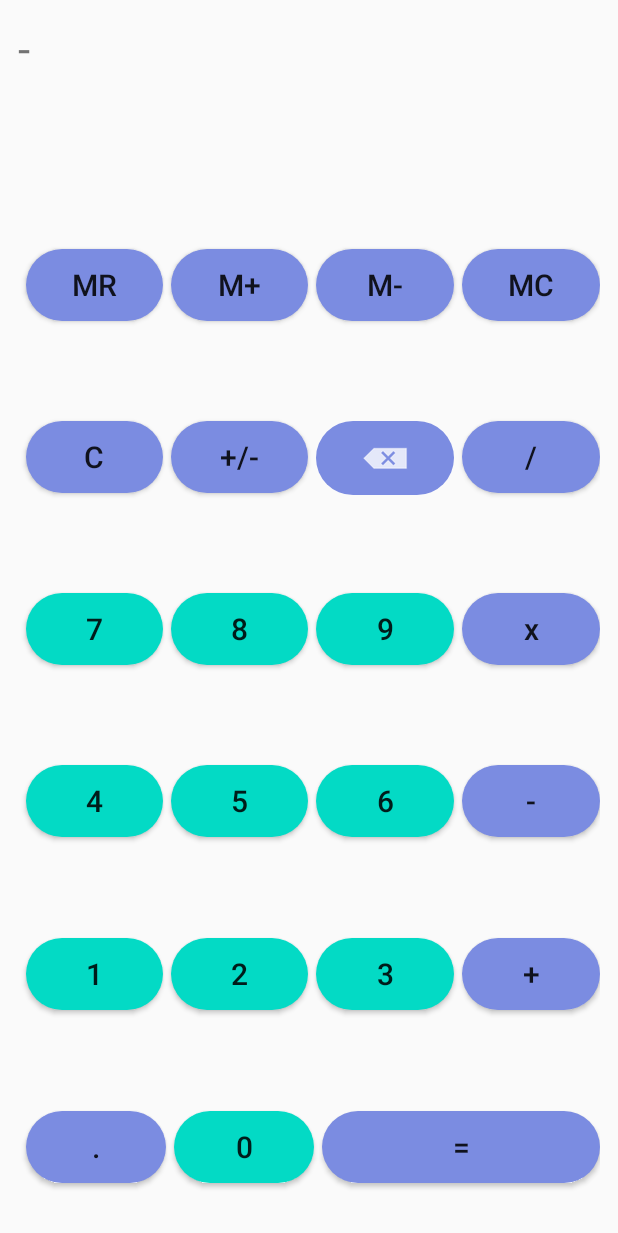
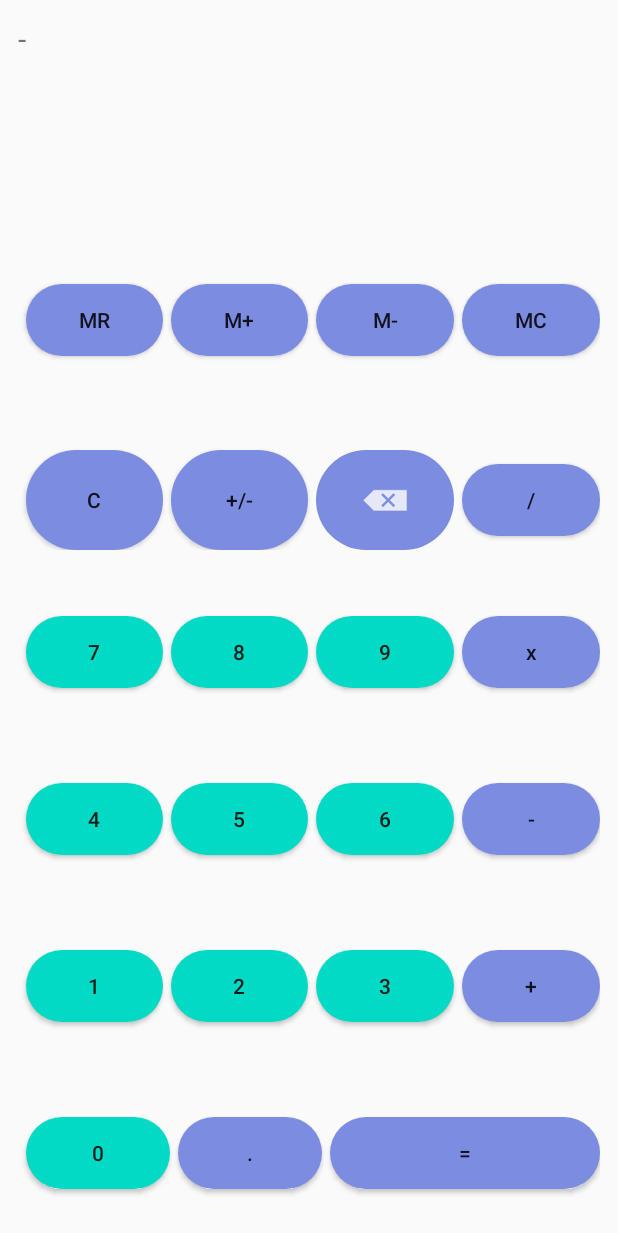
Before and after one commit to Otaka00/SimpleCalculatorApp, an Android app: the screen it shows after launch (MainActivity), after a tap on "+/-", on a phone screen of 412 x 824 dp. Shown: the top 1233 px of the screen. Run offline under Robolectric (Android 15) with nearby library versions, the phone set to English and light mode, and no system bars; 3 other taps on this screen came first.

Commit message:
Revert "Second commit"
This reverts commit 56a96b6d413d0b2b8832f5bece1f339911a5cb62.

```diff
--- a/app/src/main/AndroidManifest.xml
+++ b/app/src/main/AndroidManifest.xml
@@ -1,6 +1,5 @@
 <?xml version="1.0" encoding="utf-8"?>
-<manifest
-    xmlns:android="http://schemas.android.com/apk/res/android"
+<manifest xmlns:android="http://schemas.android.com/apk/res/android"
     xmlns:tools="http://schemas.android.com/tools"
     package="com.ahmadossama.mycalculator">
 
@@ -15,6 +14,9 @@
         android:theme="@style/Theme.MyCalculator"
         tools:targetApi="31">
         <activity
+            android:name=".Activity2"
+            android:exported="false" />
+        <activity
             android:name=".MainActivity"
             android:exported="true">
             <intent-filter>
--- a/app/src/main/java/com/ahmadossama/mycalculator/MainActivity.java
+++ b/app/src/main/java/com/ahmadossama/mycalculator/MainActivity.java
@@ -1,25 +1,27 @@
 package com.ahmadossama.mycalculator;
+
 import androidx.appcompat.app.AppCompatActivity;
+
+import android.content.SharedPreferences;
 import android.os.Bundle;
 import android.util.Log;
 import android.view.View;
 import android.widget.Button;
-import android.widget.ImageButton;
+import android.widget.EditText;
 import android.widget.TextView;
-import android.widget.Toast;
-
-import java.text.DecimalFormat;
 
 public class MainActivity extends AppCompatActivity {
-    String op = "+", firstNum ="";
+
+    public final String Prefs_name = "PreferencesFile";
+    String op = "+";
+    String firstNum ="";
     double result = 0.0,tempResult= 0.0, memory = 0.0;
-    Button btn0, btn1, btn2, btn3, btn4, btn5, btn6, btn7,btn8, btn9, addBtn, subBtn,multiplyBtn,
-divideBtn, dotBtn,equalBtn, clearBtn, plusMinusBtn, memoryPlus,memoryMinus,memoryRecall,memoryClear;
-    ImageButton delBtn;
+    Button btn0, btn1, btn2, btn3, btn4, btn5, btn6, btn7,btn8, btn9, addBtn, subBtn,
+            multiplyBtn, divideBtn, dotBtn,equalBtn, clearBtn, delBtn,plusMinusBtn,
+            memoryPlus,memoryMinus,memoryRecall,memoryClear;
     TextView text;
-    boolean isNew = true;
-    //4 decimal places as maximum format
-    private static final DecimalFormat df = new DecimalFormat("0.0000");
+    float value1, value2;
+    boolean isSub, isAdd,isMul, isDiv, isNew = true;
     @Override
     protected void onCreate(Bundle savedInstanceState) {
         super.onCreate(savedInstanceState);
@@ -43,7 +45,6 @@ divideBtn, dotBtn,equalBtn, clearBtn, plusMinusBtn, memoryPlus,memoryMinus,memor
         dotBtn = findViewById(R.id.dot);
         equalBtn = findViewById(R.id.equal);
         clearBtn = findViewById(R.id.clear);
-        delBtn = findViewById(R.id.delete);
         memoryPlus =findViewById(R.id.MPlus);
         memoryMinus =findViewById(R.id.MMinus);
         memoryRecall =findViewById(R.id.MR);
@@ -64,7 +65,6 @@ divideBtn, dotBtn,equalBtn, clearBtn, plusMinusBtn, memoryPlus,memoryMinus,memor
         btn9.setOnClickListener(num_listener);
         dotBtn.setOnClickListener(num_listener);
         plusMinusBtn.setOnClickListener(num_listener);
-        delBtn.setOnClickListener(del_listener);
         equalBtn.setOnClickListener(equal_listener);
         addBtn.setOnClickListener(operation_listener);
         subBtn.setOnClickListener(operation_listener);
@@ -73,41 +73,37 @@ divideBtn, dotBtn,equalBtn, clearBtn, plusMinusBtn, memoryPlus,memoryMinus,memor
         clearBtn.setOnClickListener(new View.OnClickListener() {
             @Override
             public void onClick(View view) {
-                //Reset the value on the text field and the user will enter a new number
-                // so isNew is set = true
                 text.setText("0");
                 isNew = true;
             }
         });
     }
-    //Adding and subtracting value from the memory (M+ / M-)
+    //Adding and subtracting value from the memory
     View.OnClickListener memory_listener = new View.OnClickListener() {
         @Override
         public void onClick(View view) {
-            //if display is empty, exit function as nothing will be added to memory
+            //if display is empty, return and commit nothing to memory
             if(text.getText().toString().equals("")){
                 return;
             }
+
             Button btn = (Button)view;
             String command = btn.getText().toString();
             String displayText = text.getText().toString();
             if(command.equals("M+")){ //add value to memory
-                if(displayText.indexOf("+") != -1 && displayText.indexOf("=") == -1){
-                    //use this case if the output is showing full equation
+                if(displayText.indexOf("+") != -1 && displayText.indexOf("=") == -1){   //use this case if the output is showing full equation
                     return;
                 }
-                else if(displayText.indexOf("=")!=-1){
-                    //if a full equation, add tempResult to memory then reset
+                else if(displayText.indexOf("=")!=-1){ //if a full equation, add tempResult to memory then reset
                     memory += tempResult;
                     tempResult = 0;
                 }
                 else{
                     memory += Double.parseDouble(displayText);
                 }
-                Toast.makeText(MainActivity.this,memory +" is added to the memory",Toast.LENGTH_SHORT).show();
             }
             else{ //subtract value from memory
-                if(displayText.indexOf("+") != -1 && displayText.indexOf("=") == -1){
+                if(displayText.indexOf("+") != -1 && displayText.indexOf("=") == -1){   //use this case if the output is showing full equation
                     return;
                 }
                 else if(displayText.indexOf("=")!=-1){
@@ -117,25 +113,21 @@ divideBtn, dotBtn,equalBtn, clearBtn, plusMinusBtn, memoryPlus,memoryMinus,memor
                 else{
                     memory -= Double.parseDouble(displayText);
                 }
-                Toast.makeText(MainActivity.this,memory +" is subtracted to the memory",Toast.LENGTH_SHORT).show();
             }
         }
     };
-    //Recall the stored value in the memory (MR)
+    //Retrieve the stored value in the memory
     View.OnClickListener memoryRecall_listener = new View.OnClickListener() {
         @Override
         public void onClick(View view) {
             text.setText(memory+"");
-            Toast.makeText(MainActivity.this,memory + " is recalled from the memory",Toast.LENGTH_SHORT).show();
-
         }
     };
-    //reset value stored in the memory (MC)
+    //reset value stored in the memory
     View.OnClickListener memoryClr_listener = new View.OnClickListener() {
         @Override
         public void onClick(View view) {
             memory = 0;
-            Toast.makeText(MainActivity.this,"Memory is cleared",Toast.LENGTH_SHORT).show();
         }
     };
     ////////////////////////////////////////////////////////////////////
@@ -149,29 +141,20 @@ divideBtn, dotBtn,equalBtn, clearBtn, plusMinusBtn, memoryPlus,memoryMinus,memor
             op = opBtn.getText().toString();
         }
     };
-    //All Numbers Buttons Handler
+    //Numbers Buttons Handler
     View.OnClickListener num_listener = new View.OnClickListener() {
         @Override
         public void onClick(View view) {
-            //Check if a new number is entered
-            if (isNew) {
+            if(isNew){
                 text.setText("");
             }
             isNew = false;
             Button mybtn = (Button) view;
-            //Check if zero or dot button is pressed more than one time to prevent exceptions in decimal numbers
-            //avoid writing zeros at the left of the number
-            if ((text.getText().toString().equals("") && mybtn == btn0) || (text.getText().toString().contains(".") && mybtn == dotBtn)) {
-//                isNew = true;
-                return;
-            } else {
-                String number = text.getText().toString();
-                if (mybtn == plusMinusBtn) {
-                    number = "-" + number;
-                }
-                else number += mybtn.getText().toString();
-                text.setText(number);
-            }
+            String number = text.getText().toString();
+            if(mybtn == plusMinusBtn){
+                number = "-" + number;
+            }else number += mybtn.getText().toString();
+            text.setText(number);
         }
     };
     //Equal Button handler after finishing the equation
@@ -179,50 +162,17 @@ divideBtn, dotBtn,equalBtn, clearBtn, plusMinusBtn, memoryPlus,memoryMinus,memor
         @Override
         public void onClick(View view) {
             String secondNum = text.getText().toString();
-            if (firstNum.equals("") || op.equals("")) {
-                text.setText(secondNum + "");
-                return;
+            switch (op){
+                case "+":
+                    result = Double.parseDouble(firstNum) + Double.parseDouble(secondNum); break;
+                case "-":
+                    result = Double.parseDouble(firstNum) - Double.parseDouble(secondNum); break;
+                case "x":
+                    result = (Double.parseDouble(firstNum) * Double.parseDouble(secondNum)); break;
+                case "/":
+                    result = (Double.parseDouble(firstNum) / Double.parseDouble(secondNum)); break;
             }
-            else {
-                switch (op) {
-                    case "+":
-                        result = Double.parseDouble(firstNum) + Double.parseDouble(secondNum);
-                        break;
-                    case "-":
-                        result = Double.parseDouble(firstNum) - Double.parseDouble(secondNum);
-                        break;
-                    case "x":
-                        result = (Double.parseDouble(firstNum) * Double.parseDouble(secondNum));
-                        break;
-                    case "/":
-                        result = (Double.parseDouble(firstNum) / Double.parseDouble(secondNum));
-                        break;
-                }
-                String s = result +"";
-                String[] splitter = s.split("\\.");
-                int before = splitter[0].length();
-                int after = splitter[1].length();
-                //Count number of decimal points in the result and print only 4 digits
-                if(after > 4){
-                text.setText(df.format(result) + "");
-                }
-                else text.setText((result) + "");
-                Toast.makeText(MainActivity.this, firstNum + " " + op + " " + secondNum, Toast.LENGTH_SHORT).show();
-            }
-        }};
-    View.OnClickListener del_listener = new View.OnClickListener() {
-        @Override
-        public void onClick(View view) {
-
-            String currentVal = text.getText().toString();
-            //if text field is empty, do nothing
-            if (currentVal.equals("")) {
-                return;
-            } else {
-                // remove last character
-                String newValue = currentVal.substring(0, currentVal.length() - 1);
-                text.setText(newValue);
-            }
+            text.setText(result + "");
         }
     };
 }
--- a/app/src/main/res/layout/activity_main.xml
+++ b/app/src/main/res/layout/activity_main.xml
@@ -16,15 +16,14 @@
 
         <TextView
             android:id="@+id/textView"
+            android:textSize="20sp"
             android:layout_width="match_parent"
             android:layout_height="0dp"
             android:layout_margin="12dp"
-            android:layout_weight="0.8"
-            android:hint="0"
-            android:textSize="29sp" />
+            android:layout_weight="1"
+            android:hint="@string/text" />
 
         <LinearLayout
-            android:id="@+id/buttonsLayout"
             android:layout_width="match_parent"
             android:layout_height="0dp"
             android:layout_weight="5"
@@ -47,8 +46,7 @@
                     android:layout_weight="1"
                     android:background="@drawable/button"
                     android:backgroundTint="#7B8CE1"
-                    android:text="@string/MR"
-                    android:textSize="20sp" />
+                    android:text="@string/MR" />
 
                 <Button
                     android:id="@+id/MPlus"
@@ -59,8 +57,7 @@
                     android:layout_weight="1"
                     android:background="@drawable/button"
                     android:backgroundTint="#7B8CE1"
-                    android:text="M+"
-                    android:textSize="20sp" />
+                    android:text="M+" />
 
                 <Button
                     android:id="@+id/MMinus"
@@ -71,8 +68,7 @@
                     android:layout_weight="1"
                     android:background="@drawable/button"
                     android:backgroundTint="#7B8CE1"
-                    android:text="M-"
-                    android:textSize="20sp" />
+                    android:text="M-" />
 
                 <Button
                     android:id="@+id/MC"
@@ -83,8 +79,7 @@
                     android:layout_weight="1"
                     android:background="@drawable/button"
                     android:backgroundTint="#7B8CE1"
-                    android:text="MC"
-                    android:textSize="20sp" />
+                    android:text="MC" />
 
             </LinearLayout>
 
@@ -98,31 +93,29 @@
                 <Button
                     android:id="@+id/clear"
                     android:layout_width="0dp"
-                    android:layout_height="wrap_content"
+                    android:layout_height="match_parent"
                     android:layout_marginLeft="5dp"
                     android:layout_marginTop="20dp"
                     android:layout_weight="1"
                     android:background="@drawable/button"
                     android:backgroundTint="#7B8CE1"
-                    android:text="C"
-                    android:textSize="20sp" />
+                    android:text="C" />
 
                 <Button
                     android:id="@+id/plusMin"
                     android:layout_width="0dp"
-                    android:layout_height="wrap_content"
+                    android:layout_height="match_parent"
                     android:layout_marginLeft="5dp"
                     android:layout_marginTop="20dp"
                     android:layout_weight="1"
                     android:background="@drawable/button"
                     android:backgroundTint="#7B8CE1"
-                    android:text="+/-"
-                    android:textSize="20sp" />
+                    android:text="+/-" />
 
                 <ImageButton
-                    android:id="@+id/delete"
+                    android:id="@+id/imageButton"
                     android:layout_width="0dp"
-                    android:layout_height="49dp"
+                    android:layout_height="match_parent"
                     android:layout_marginLeft="5dp"
                     android:layout_marginTop="20dp"
                     android:layout_weight="1"
@@ -139,8 +132,7 @@
                     android:layout_weight="1"
                     android:background="@drawable/button"
                     android:backgroundTint="#7B8CE1"
-                    android:text="/"
-                    android:textSize="20sp" />
+                    android:text="/" />
 
             </LinearLayout>
 
@@ -159,8 +151,7 @@
                     android:layout_marginTop="20dp"
                     android:layout_weight="1"
                     android:background="@drawable/button"
-                    android:text="7"
-                    android:textSize="20sp" />
+                    android:text="7" />
 
                 <Button
                     android:id="@+id/b8"
@@ -170,8 +161,7 @@
                     android:layout_marginTop="20dp"
                     android:layout_weight="1"
                     android:background="@drawable/button"
-                    android:text="8"
-                    android:textSize="20sp" />
+                    android:text="8" />
 
                 <Button
                     android:id="@+id/b9"
@@ -181,8 +171,7 @@
                     android:layout_marginTop="20dp"
                     android:layout_weight="1"
                     android:background="@drawable/button"
-                    android:text="9"
-                    android:textSize="20sp" />
+                    android:text="9" />
 
                 <Button
                     android:id="@+id/multiply"
@@ -194,8 +183,7 @@
                     android:background="@drawable/button"
                     android:backgroundTint="#7B8CE1"
                     android:text="x"
-                    android:textAllCaps="false"
-                    android:textSize="20sp" />
+                    android:textAllCaps="false" />
 
             </LinearLayout>
 
@@ -214,8 +202,7 @@
                     android:layout_marginTop="20dp"
                     android:layout_weight="1"
                     android:background="@drawable/button"
-                    android:text="4"
-                    android:textSize="20sp" />
+                    android:text="4" />
 
                 <Button
                     android:id="@+id/b5"
@@ -225,8 +212,7 @@
                     android:layout_marginTop="20dp"
                     android:layout_weight="1"
                     android:background="@drawable/button"
-                    android:text="5"
-                    android:textSize="20sp" />
+                    android:text="5" />
 
                 <Button
                     android:id="@+id/b6"
@@ -236,8 +222,7 @@
                     android:layout_marginTop="20dp"
                     android:layout_weight="1"
                     android:background="@drawable/button"
-                    android:text="6"
-                    android:textSize="20sp" />
+                    android:text="6" />
 
                 <Button
                     android:id="@+id/subtract"
@@ -248,8 +233,7 @@
                     android:layout_weight="1"
                     android:background="@drawable/button"
                     android:backgroundTint="#7B8CE1"
-                    android:text="-"
-                    android:textSize="20sp" />
+                    android:text="-" />
             </LinearLayout>
 
             <LinearLayout
@@ -267,8 +251,7 @@
                     android:layout_marginTop="20dp"
                     android:layout_weight="1"
                     android:background="@drawable/button"
-                    android:text="1"
-                    android:textSize="20sp" />
+                    android:text="1" />
 
                 <Button
                     android:id="@+id/b2"
@@ -278,8 +261,7 @@
                     android:layout_marginTop="20dp"
                     android:layout_weight="1"
                     android:background="@drawable/button"
-                    android:text="2"
-                    android:textSize="20sp" />
+                    android:text="2" />
 
                 <Button
                     android:id="@+id/b3"
@@ -289,8 +271,7 @@
                     android:layout_marginTop="20dp"
                     android:layout_weight="1"
                     android:background="@drawable/button"
-                    android:text="3"
-                    android:textSize="20sp" />
+                    android:text="3" />
 
                 <Button
                     android:id="@+id/add"
@@ -301,8 +282,7 @@
                     android:layout_weight="1"
                     android:background="@drawable/button"
                     android:backgroundTint="#7B8CE1"
-                    android:text="+"
-                    android:textSize="20sp" />
+                    android:text="+" />
 
             </LinearLayout>
 
@@ -314,8 +294,19 @@
                 android:orientation="horizontal">
 
                 <Button
+                    android:id="@+id/b0"
+                    android:layout_width="50dp"
+                    android:layout_height="wrap_content"
+                    android:layout_marginLeft="5dp"
+                    android:layout_marginTop="20dp"
+                    android:layout_weight="1"
+                    android:background="@drawable/button"
+                    android:minHeight="48dp"
+                    android:text="0" />
+
+                <Button
                     android:id="@+id/dot"
-                    android:layout_width="45dp"
+                    android:layout_width="50dp"
                     android:layout_height="wrap_content"
                     android:layout_marginLeft="5dp"
                     android:layout_marginTop="20dp"
@@ -323,20 +314,7 @@
                     android:background="@drawable/button"
                     android:backgroundTint="#7B8CE1"
                     android:minHeight="48dp"
-                    android:text="."
-                    android:textSize="20sp" />
-
-                <Button
-                    android:id="@+id/b0"
-                    android:layout_width="45dp"
-                    android:layout_height="wrap_content"
-                    android:layout_marginLeft="5dp"
-                    android:layout_marginTop="20dp"
-                    android:layout_weight="1"
-                    android:background="@drawable/button"
-                    android:minHeight="48dp"
-                    android:text="0"
-                    android:textSize="20sp" />
+                    android:text="." />
 
                 <Button
                     android:id="@+id/equal"
@@ -349,7 +327,7 @@
                     android:backgroundTint="#7B8CE1"
                     android:minHeight="48dp"
                     android:text="="
-                    android:textSize="20sp" />
+                    android:textSize="14sp" />
 
             </LinearLayout>
 
```
Also changed, not shown: app/src/main/java/com/ahmadossama/mycalculator/Activity2.java (added, +42 -0 lines), app/src/main/res/layout/activity_2.xml (added, +96 -0 lines).
